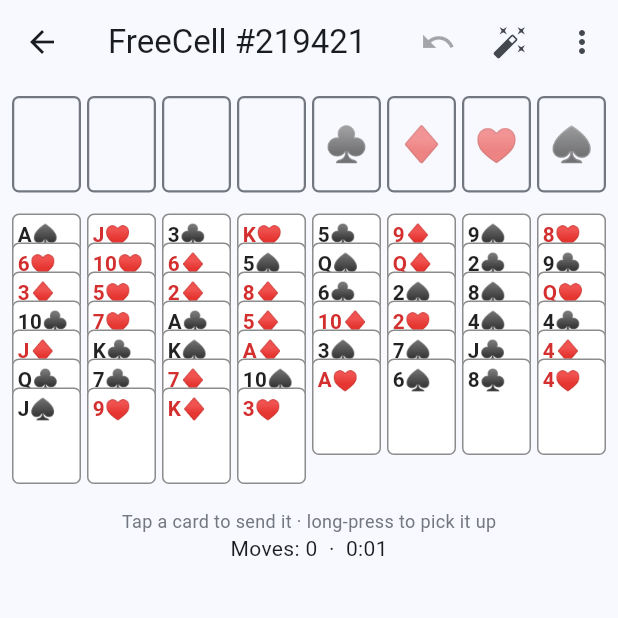
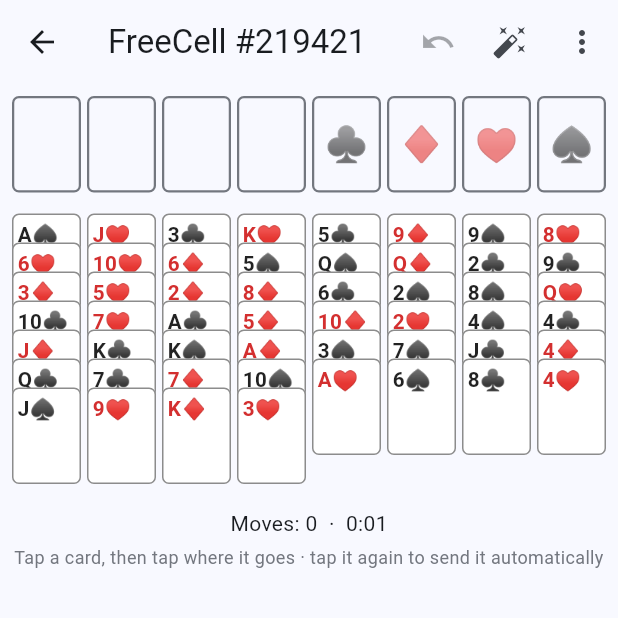
Before and after one commit to trippme/sudoku, a Flutter app: the FreeCellScreen screen opened directly, on a phone screen of 412 x 824 dp, the top half of it. Run offline on Flutter 3.47's test engine with Material 3 defaults, Android fonts, the phone set to English and light mode, and no system bars; our stand-ins replace firebase_core, firebase_messaging, flutter_local_notifications, package_info_plus, shared_preferences; missing offline and left inert: workmanager; accounts and stored records are empty.

Commit message:
FreeCell: select-then-place with glide animation; About on the landing page
Refs #79, #82

Co-Authored-By: Claude Sonnet 5.5 <noreply@anthropic.com>

```diff
--- a/app/lib/games/cards/card_widgets.dart
+++ b/app/lib/games/cards/card_widgets.dart
@@ -9,11 +9,15 @@ class PlayingCardView extends StatelessWidget {
   final PlayingCard card;
   final double width;
   final bool selected;
+
+  /// Marks this card as a legal place to drop the picked-up cards.
+  final bool highlight;
   const PlayingCardView({
     super.key,
     required this.card,
     required this.width,
     this.selected = false,
+    this.highlight = false,
   });
 
   @override
@@ -27,8 +31,12 @@ class PlayingCardView extends StatelessWidget {
         color: selected ? Colors.amber.shade100 : Colors.white,
         borderRadius: BorderRadius.circular(width * 0.1),
         border: Border.all(
-          color: selected ? Colors.amber.shade800 : Colors.black45,
-          width: selected ? 2.5 : 1,
+          color: selected
+              ? Colors.amber.shade800
+              : highlight
+                  ? Colors.green.shade600
+                  : Colors.black45,
+          width: selected || highlight ? 2.5 : 1,
         ),
       ),
       child: Align(
@@ -76,7 +84,13 @@ class CardBackView extends StatelessWidget {
 class EmptySlot extends StatelessWidget {
   final double width;
   final String? hint;
-  const EmptySlot({super.key, required this.width, this.hint});
+  final bool highlight;
+  const EmptySlot({
+    super.key,
+    required this.width,
+    this.hint,
+    this.highlight = false,
+  });
 
   @override
   Widget build(BuildContext context) {
@@ -87,7 +101,9 @@ class EmptySlot extends StatelessWidget {
       alignment: Alignment.center,
       decoration: BoxDecoration(
         borderRadius: BorderRadius.circular(width * 0.1),
-        border: Border.all(color: c, width: 1.5),
+        border: Border.all(
+            color: highlight ? Colors.green.shade600 : c,
+            width: highlight ? 3 : 1.5),
       ),
       child: hint == null
           ? null
--- a/app/lib/games/freecell/freecell_screen.dart
+++ b/app/lib/games/freecell/freecell_screen.dart
@@ -1,17 +1,22 @@
+import 'dart:async';
 import 'dart:convert';
 import 'dart:math';
 import 'package:flutter/material.dart';
 import 'package:sudoku_app/games/cards/card_widgets.dart';
 import 'package:sudoku_app/games/cards/game_clock.dart';
+import 'package:sudoku_app/games/cards/playing_card.dart';
 import 'package:sudoku_app/games/cards/win_flow.dart';
+import 'package:sudoku_app/games/freecell/freecell_game.dart';
 import 'package:sudoku_app/games/game_ref.dart';
+import 'package:sudoku_app/services/storage.dart';
 import 'package:sudoku_app/ui/leaderboard_screen.dart';
 import 'package:sudoku_app/ui/send_to_friends.dart';
-import 'package:sudoku_app/games/cards/playing_card.dart';
-import 'package:sudoku_app/games/freecell/freecell_game.dart';
-import 'package:sudoku_app/services/storage.dart';
 
 const String kFreeCellSaveKey = 'freecell.save';
+const String kFreeCellAutoCollectKey = 'freecell.autocollect';
+
+/// How long a card takes to glide to its new spot.
+const Duration kCardMoveDuration = Duration(milliseconds: 450);
 
 /// FreeCell: resumes the saved game if there is one, otherwise deals a new one.
 class FreeCellScreen extends StatefulWidget {
@@ -41,10 +46,29 @@ class _Sel {
   const _Sel(this.pile, this.index, this.count);
 }
 
+/// One card's resting place in the layout.
+class _Placed {
+  final PlayingCard card;
+  final Pile pile;
+  final int index; // column / cell / foundation index
+  final int slot; // position within a column (0 elsewhere)
+  final double left;
+  final double top;
+  final double z;
+  const _Placed(this.card, this.pile, this.index, this.slot, this.left,
+      this.top, this.z);
+}
+
 class _FreeCellScreenState extends State<FreeCellScreen> {
   late FreeCellGame _game;
   late final GameClock _clock;
   _Sel? _sel;
+  bool _autoCollect = false;
+
+  /// Cards that just moved: drawn on top of the others while they glide.
+  Set<int> _flying = {};
+  Timer? _flyTimer;
+  Map<int, int> _lastSpots = {};
 
   GameRef get _ref => GameRef.freecell(_game.deal);
 
@@ -61,6 +85,9 @@ class _FreeCellScreenState extends State<FreeCellScreen> {
     } else {
       _game = FreeCellGame.deal(widget.initialDeal ?? _randomDeal());
     }
+    _autoCollect = widget.persist &&
+        Storage.getString(kFreeCellAutoCollectKey) == 'true';
+    _lastSpots = _spots();
     _clock = GameClock(seconds: secs, onTick: () {
       if (mounted) setState(() {});
     });
@@ -70,6 +97,7 @@ class _FreeCellScreenState extends State<FreeCellScreen> {
   @override
   void dispose() {
     _save();
+    _flyTimer?.cancel();
     _clock.dispose();
     super.dispose();
   }
@@ -98,13 +126,46 @@ class _FreeCellScreenState extends State<FreeCellScreen> {
     }
   }
 
+  /// code -> encoded spot, to work out which cards moved.
+  Map<int, int> _spots() {
+    final m = <int, int>{};
+    for (var c = 0; c < FreeCellGame.numColumns; c++) {
+      for (var i = 0; i < _game.columns[c].length; i++) {
+        m[_game.columns[c][i].code] = 1000 + c * 100 + i;
+      }
+    }
+    for (var k = 0; k < FreeCellGame.numCells; k++) {
+      final card = _game.cells[k];
+      if (card != null) m[card.code] = 5000 + k;
+    }
+    for (var s = 0; s < 4; s++) {
+      for (var r = 0; r < _game.foundations[s]; r++) {
+        m[PlayingCard(r, Suit.values[s]).code] = 6000 + s;
+      }
+    }
+    return m;
+  }
+
   void _afterMove() {
+    final now = _spots();
+    _flying = {
+      for (final e in now.entries)
+        if (_lastSpots[e.key] != e.value) e.key
+    };
+    _lastSpots = now;
+    _flyTimer?.cancel();
+    _flyTimer = Timer(kCardMoveDuration, () {
+      if (mounted) setState(() => _flying = {});
+    });
     _sel = null;
     _save();
     setState(() {});
     if (_game.won) {
       _clock.stop();
-      WidgetsBinding.instance.addPostFrameCallback((_) => _showWin());
+      // Let the last card land before the dialog covers the board.
+      Future.delayed(kCardMoveDuration + const Duration(milliseconds: 150), () {
+        if (mounted) _showWin();
+      });
     }
   }
 
@@ -112,6 +173,8 @@ class _FreeCellScreenState extends State<FreeCellScreen> {
     setState(() {
       _game = FreeCellGame.deal(deal);
       _sel = null;
+      _flying = {};
+      _lastSpots = _spots();
       _clock
         ..reset()
         ..start();
@@ -152,78 +215,94 @@ class _FreeCellScreenState extends State<FreeCellScreen> {
     if (n != null && n >= 1 && n <= 1000000) _newDeal(n);
   }
 
-  // ---- tap handling -------------------------------------------------------
-
-  void _tryMove(Pile to, int toIndex) {
-    final s = _sel!;
-    if (_game.play(s.pile, s.index, s.count, to, toIndex)) {
-      _afterMove();
+  void _toggleAutoCollect() {
+    setState(() => _autoCollect = !_autoCollect);
+    if (widget.persist) {
+      Storage.setString(kFreeCellAutoCollectKey, _autoCollect ? 'true' : 'false');
     }
   }
 
-  /// Tap: with nothing picked up, send the card (or stack) where it belongs —
-  /// foundation, a matching column, a free cell. Otherwise it's a destination
-  /// for the picked-up cards, or (if that fails) becomes the new pick-up.
+  // ---- tap handling -------------------------------------------------------
+  //
+  // Tap a card to pick it up, then tap where it should go (legal spots glow
+  // green). Tapping the picked-up card again sends it to the best spot.
+
+  bool _play(_Sel s, Pile to, int toIndex) {
+    if (_game.play(s.pile, s.index, s.count, to, toIndex, sweep: _autoCollect)) {
+      _afterMove();
+      return true;
+    }
+    return false;
+  }
+
+  void _autoSend(_Sel s) {
+    final d = _game.bestDestination(s.pile, s.index, s.count);
+    if (d != null) _play(s, d.pile, d.index);
+  }
+
   void _tapColumnCard(int c, int i) {
     final s = _sel;
     final count = _game.columns[c].length - i;
     if (s != null) {
       if (s.pile == Pile.column && s.index == c && s.count == count) {
-        setState(() => _sel = null);
+        _autoSend(s);
         return;
       }
-      final before = _game.moves;
-      _tryMove(Pile.column, c);
-      if (_game.moves != before) return;
-    } else if (_game.isSequence(c, i)) {
-      final d = _game.bestDestination(Pile.column, c, count);
-      if (d != null && _game.play(Pile.column, c, count, d.pile, d.index)) {
-        _afterMove();
-        return;
+      if (_play(s, Pile.column, c)) return;
     }
-    }
-    _pickUpColumn(c, i);
-  }
-
-  /// Long-press: pick the card (or stack) up without auto-sending it, so you
-  /// can choose the destination yourself (e.g. an empty column).
-  void _pickUpColumn(int c, int i) {
     setState(() {
-      _sel = _game.isSequence(c, i)
-          ? _Sel(Pile.column, c, _game.columns[c].length - i)
-          : null;
+      _sel = _game.isSequence(c, i) ? _Sel(Pile.column, c, count) : null;
     });
   }
 
   void _tapEmptyColumn(int c) {
-    if (_sel != null) _tryMove(Pile.column, c);
+    final s = _sel;
+    if (s != null) _play(s, Pile.column, c);
   }
 
   void _tapCell(int k) {
     final s = _sel;
     final card = _game.cells[k];
     if (s != null && s.pile == Pile.cell && s.index == k) {
-      setState(() => _sel = null);
+      _autoSend(s);
     } else if (s != null && card == null) {
-      _tryMove(Pile.cell, k);
+      _play(s, Pile.cell, k);
     } else if (card != null) {
-      if (s == null) {
-        final d = _game.bestDestination(Pile.cell, k, 1);
-        if (d != null && _game.play(Pile.cell, k, 1, d.pile, d.index)) {
-          _afterMove();
-          return;
-        }
-      }
-      _pickUpCell(k);
+      setState(() => _sel = _Sel(Pile.cell, k, 1));
     }
   }
 
-  void _pickUpCell(int k) {
-    if (_game.cells[k] != null) setState(() => _sel = _Sel(Pile.cell, k, 1));
+  void _tapFoundation() {
+    final s = _sel;
+    if (s != null) _play(s, Pile.foundation, 0);
   }
 
-  void _tapFoundation() {
-    if (_sel != null) _tryMove(Pile.foundation, 0);
+  // ---- layout -------------------------------------------------------------
+
+  List<_Placed> _layout(double cw, double ch, double gap, double overlap) {
+    double x(int i) => i * (cw + gap);
+    final tableauTop = ch + 14;
+    final out = <_Placed>[];
+    for (var c = 0; c < FreeCellGame.numColumns; c++) {
+      for (var i = 0; i < _game.columns[c].length; i++) {
+        out.add(_Placed(_game.columns[c][i], Pile.column, c, i, x(c),
+            tableauTop + i * overlap, 100.0 + i));
+      }
+    }
+    for (var k = 0; k < FreeCellGame.numCells; k++) {
+      final card = _game.cells[k];
+      if (card != null) {
+        out.add(_Placed(card, Pile.cell, k, 0, x(k), 0, 50));
+      }
+    }
+    for (var s = 0; s < 4; s++) {
+      for (var r = 0; r < _game.foundations[s]; r++) {
+        out.add(_Placed(
+            PlayingCard(r, Suit.values[s]), Pile.foundation, s, 0, x(4 + s), 0,
+            r.toDouble()));
+      }
+    }
+    return out;
   }
 
   // ---- build --------------------------------------------------------------
@@ -262,6 +341,8 @@ class _FreeCellScreenState extends State<FreeCellScreen> {
                   _chooseDeal();
                 case 'restart':
                   _newDeal(_game.deal);
+                case 'autocollect':
+                  _toggleAutoCollect();
                 case 'board':
                   Navigator.of(context).push(MaterialPageRoute(
                       builder: (_) => LeaderboardScreen(gameId: _ref.id)));
@@ -270,12 +351,20 @@ class _FreeCellScreenState extends State<FreeCellScreen> {
                       gameId: _ref.id, label: _ref.label);
               }
             },
-            itemBuilder: (_) => const [
-              PopupMenuItem(value: 'new', child: Text('New random deal')),
-              PopupMenuItem(value: 'choose', child: Text('Play deal number…')),
-              PopupMenuItem(value: 'restart', child: Text('Restart this deal')),
-              PopupMenuItem(value: 'board', child: Text('Leaderboard')),
-              PopupMenuItem(value: 'send', child: Text('Challenge a friend')),
+            itemBuilder: (_) => [
+              const PopupMenuItem(value: 'new', child: Text('New random deal')),
+              const PopupMenuItem(
+                  value: 'choose', child: Text('Play deal number…')),
+              const PopupMenuItem(
+                  value: 'restart', child: Text('Restart this deal')),
+              PopupMenuItem(
+                value: 'autocollect',
+                child: Text(
+                    'Auto-collect safe cards: ${_autoCollect ? 'on' : 'off'}'),
+              ),
+              const PopupMenuItem(value: 'board', child: Text('Leaderboard')),
+              const PopupMenuItem(
+                  value: 'send', child: Text('Challenge a friend')),
             ],
           ),
         ],
@@ -287,47 +376,44 @@ class _FreeCellScreenState extends State<FreeCellScreen> {
           final cw = min(86.0, (box.maxWidth - 2 * pad - 7 * gap) / 8);
           final ch = cw * kCardAspect;
           final overlap = ch * 0.3;
+          final boardW = 8 * cw + 7 * gap;
+          final longest = _game.columns.fold<int>(7, (m, c) => max(m, c.length));
+          final boardH = ch + 14 + ch + (longest - 1) * overlap + 8;
+
+          final placed = _layout(cw, ch, gap, overlap)
+            ..sort((a, b) {
+              final za = a.z + (_flying.contains(a.card.code) ? 1000 : 0);
+              final zb = b.z + (_flying.contains(b.card.code) ? 1000 : 0);
+              return za.compareTo(zb);
+            });
+
           return SingleChildScrollView(
             padding: const EdgeInsets.all(pad),
             child: Center(
-              child: ConstrainedBox(
-                constraints: BoxConstraints(maxWidth: 8 * cw + 7 * gap),
+              child: SizedBox(
+                width: boardW,
                 child: Column(
-                  crossAxisAlignment: CrossAxisAlignment.start,
                   children: [
-                    Row(children: [
-                      for (var k = 0; k < FreeCellGame.numCells; k++) ...[
-                        if (k > 0) const SizedBox(width: gap),
-                        _cell(k, cw),
-                      ],
-                      for (var s = 0; s < 4; s++) ...[
-                        const SizedBox(width: gap),
-                        _foundation(s, cw),
-                      ],
-                    ]),
-                    const SizedBox(height: 14),
-                    Row(
-                      crossAxisAlignment: CrossAxisAlignment.start,
+                    SizedBox(
+                      width: boardW,
+                      height: boardH,
+                      child: Stack(
+                        clipBehavior: Clip.none,
                         children: [
-                        for (var c = 0; c < FreeCellGame.numColumns; c++) ...[
-                          if (c > 0) const SizedBox(width: gap),
-                          _column(c, cw, ch, overlap),
-                        ],
+                          // Tapping bare table puts the card back down.
+                          Positioned.fill(
+                            child: GestureDetector(
+                              behavior: HitTestBehavior.opaque,
+                              onTap: () => setState(() => _sel = null),
+                            ),
+                          ),
+                          ..._slots(cw, ch, gap),
+                          for (final p in placed) _cardAt(p, cw),
                         ],
                       ),
-                    const SizedBox(height: 12),
-                    const SizedBox(height: 4),
-                    Center(
-                      child: Text(
-                        'Tap a card to send it · long-press to pick it up',
-                        style: TextStyle(
-                          fontSize: 12,
-                          color: Theme.of(context).colorScheme.outline,
                     ),
-                      ),
-                    ),
-                    Center(
-                      child: Text(
+                    const SizedBox(height: 8),
+                    Text(
                       _game.won
                           ? 'Solved in ${GameClock.format(_clock.seconds)}'
                               ' · ${_game.moves} moves'
@@ -335,6 +421,15 @@ class _FreeCellScreenState extends State<FreeCellScreen> {
                               ? 'No moves left — undo or restart'
                               : 'Moves: ${_game.moves}'
                                   '  ·  ${GameClock.format(_clock.seconds)}',
+                    ),
+                    const SizedBox(height: 4),
+                    Text(
+                      'Tap a card, then tap where it goes · '
+                      'tap it again to send it automatically',
+                      textAlign: TextAlign.center,
+                      style: TextStyle(
+                        fontSize: 12,
+                        color: Theme.of(context).colorScheme.outline,
                       ),
                     ),
                   ],
@@ -347,68 +442,107 @@ class _FreeCellScreenState extends State<FreeCellScreen> {
     );
   }
 
-  Widget _cell(int k, double cw) {
-    final card = _game.cells[k];
-    final selected = _sel?.pile == Pile.cell && _sel?.index == k;
-    return GestureDetector(
+  bool _legal(Pile to, int toIndex) {
+    final s = _sel;
+    return s != null && _game.canMove(s.pile, s.index, s.count, to, toIndex);
+  }
+
+  /// The empty outlines (free cells, foundations, empty columns) that take taps.
+  List<Widget> _slots(double cw, double ch, double gap) {
+    double x(int i) => i * (cw + gap);
+    return [
+      for (var k = 0; k < FreeCellGame.numCells; k++)
+        Positioned(
+          left: x(k),
+          top: 0,
+          child: GestureDetector(
             key: Key('fc-cell-$k'),
             behavior: HitTestBehavior.opaque,
             onTap: () => _tapCell(k),
-      onLongPress: () => _pickUpCell(k),
-      child: card == null
-          ? EmptySlot(width: cw)
-          : PlayingCardView(card: card, width: cw, selected: selected),
-    );
-  }
-
-  Widget _foundation(int s, double cw) {
-    final n = _game.foundations[s];
-    final suit = Suit.values[s];
-    return GestureDetector(
+            child: EmptySlot(
+              width: cw,
+              highlight: _game.cells[k] == null && _legal(Pile.cell, k),
+            ),
+          ),
+        ),
+      for (var s = 0; s < 4; s++)
+        Positioned(
+          left: x(4 + s),
+          top: 0,
+          child: GestureDetector(
             key: Key('fc-found-$s'),
             behavior: HitTestBehavior.opaque,
             onTap: _tapFoundation,
-      child: n == 0
-          ? EmptySlot(width: cw, hint: suit.symbol)
-          : PlayingCardView(card: PlayingCard(n - 1, suit), width: cw),
-    );
-  }
-
-  Widget _column(int c, double cw, double ch, double overlap) {
-    final col = _game.columns[c];
-    if (col.isEmpty) {
-      return GestureDetector(
+            child: EmptySlot(
+              width: cw,
+              hint: Suit.values[s].symbol,
+              highlight: _legal(Pile.foundation, 0) &&
+                  _sel != null &&
+                  _selectedSuit() == s,
+            ),
+          ),
+        ),
+      for (var c = 0; c < FreeCellGame.numColumns; c++)
+        if (_game.columns[c].isEmpty)
+          Positioned(
+            left: x(c),
+            top: ch + 14,
+            child: GestureDetector(
               key: Key('fc-col-$c'),
               behavior: HitTestBehavior.opaque,
               onTap: () => _tapEmptyColumn(c),
-        child: EmptySlot(width: cw),
-      );
-    }
-    final s = _sel;
-    final selStart = (s != null && s.pile == Pile.column && s.index == c)
-        ? col.length - s.count
-        : col.length;
-    return SizedBox(
-      width: cw,
-      height: ch + (col.length - 1) * overlap,
-      child: Stack(
-        children: [
-          for (var i = 0; i < col.length; i++)
-            Positioned(
-              top: i * overlap,
-              child: GestureDetector(
-                key: Key('fc-card-$c-$i'),
-                onTap: () => _tapColumnCard(c, i),
-                onLongPress: () => _pickUpColumn(c, i),
-                child: PlayingCardView(
-                  card: col[i],
-                  width: cw,
-                  selected: i >= selStart,
+              child: EmptySlot(width: cw, highlight: _legal(Pile.column, c)),
             ),
           ),
-            ),
-        ],
-      ),
+    ];
+  }
+
+  int? _selectedSuit() {
+    final s = _sel;
+    if (s == null) return null;
+    if (s.pile == Pile.column) return _game.columns[s.index].last.suit.index;
+    if (s.pile == Pile.cell) return _game.cells[s.index]?.suit.index;
+    return null;
+  }
+
+  /// A card that glides (AnimatedPositioned) whenever its spot changes.
+  Widget _cardAt(_Placed p, double cw) {
+    final sel = _sel;
+    var selected = false;
+    var highlight = false;
+    if (p.pile == Pile.column) {
+      final col = _game.columns[p.index];
+      if (sel != null && sel.pile == Pile.column && sel.index == p.index) {
+        selected = p.slot >= col.length - sel.count;
+      }
+      highlight = p.slot == col.length - 1 && _legal(Pile.column, p.index);
+    } else if (p.pile == Pile.cell) {
+      selected = sel != null && sel.pile == Pile.cell && sel.index == p.index;
+    }
+
+    Widget card = PlayingCardView(
+      card: p.card,
+      width: cw,
+      selected: selected,
+      highlight: highlight,
+    );
+    if (p.pile == Pile.column) {
+      card = GestureDetector(
+        key: Key('fc-card-${p.index}-${p.slot}'),
+        onTap: () => _tapColumnCard(p.index, p.slot),
+        child: card,
+      );
+    } else {
+      // Cells and foundations take their taps on the slot underneath.
+      card = IgnorePointer(child: card);
+    }
+    return AnimatedPositioned(
+      key: ValueKey('${_game.deal}-${p.card.code}'),
+      duration: kCardMoveDuration,
+      curve: Curves.easeInOutCubic,
+      left: p.left,
+      top: p.top,
+      child: card,
     );
   }
 }
```
Also changed, not shown: app/lib/games/freecell/freecell_game.dart (+5 -4 lines), app/lib/ui/about.dart (added, +101 -0 lines), app/lib/ui/game_picker.dart (+7 -1 lines), 2 other files. Lines whose indentation alone changed are shown as unchanged.
